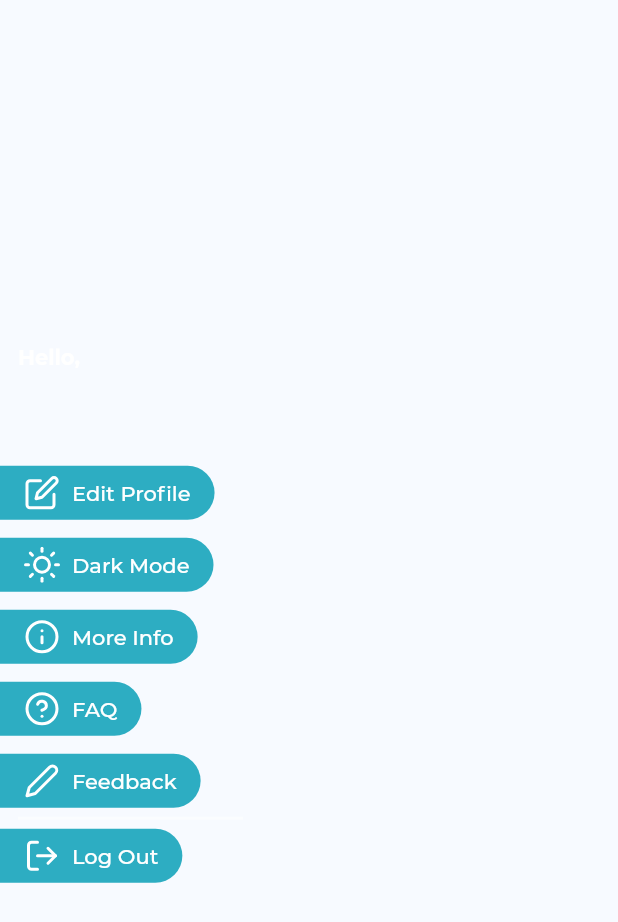
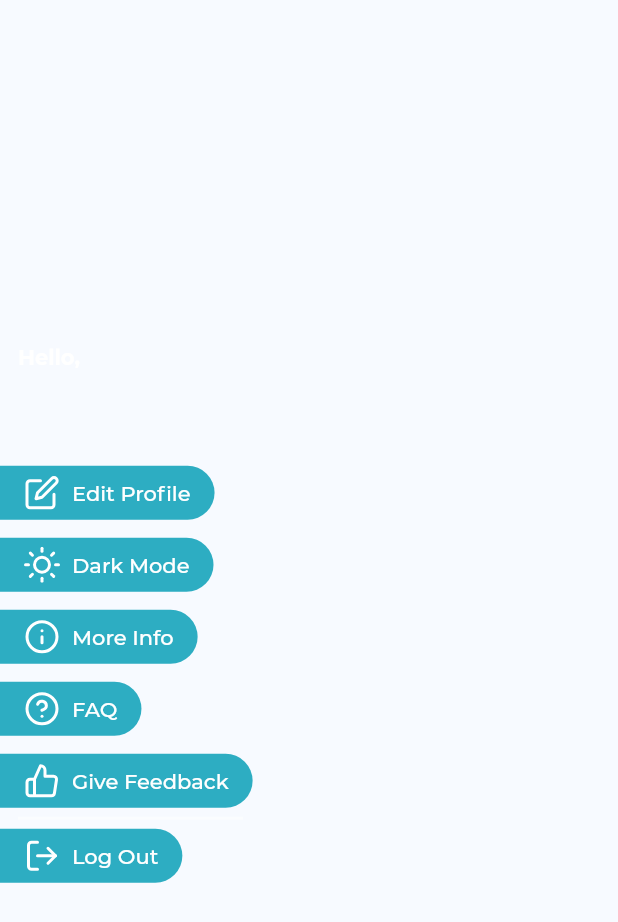
Before and after one commit to Runbhumi/Runbhumi, a Flutter app: the DrawerBody widget shown alone on an empty page, opened directly, on a phone screen of 412 x 824 dp. Shown: the top 922 px of the screen. Run offline on Flutter 3.47's test engine with Material 2 defaults, Android fonts, the phone set to English and light mode, and no system bars; our stand-ins replace bubble_tab_indicator, cloud_firestore, datetime_picker_formfield, firebase_auth, firebase_core, firebase_messaging and 8 more; accounts and stored records are empty; project files that could hold a hidden picture were left out.

Commit message:
UX:drawer feedback copy and icon

```diff
--- a/lib/view/profile/drawer/drawer.dart
+++ b/lib/view/profile/drawer/drawer.dart
@@ -117,9 +117,9 @@ class _DrawerBodyState extends State<DrawerBody> {
           onpressed: () {
             _launchURL("https://runbhumi.vercel.app/feedback");
           },
-          label: 'Feedback',
+          label: 'Give Feedback',
           icon: Icon(
-            Feather.edit_2,
+            Feather.thumbs_up,
             color: Colors.white,
           ),
         ),
```
